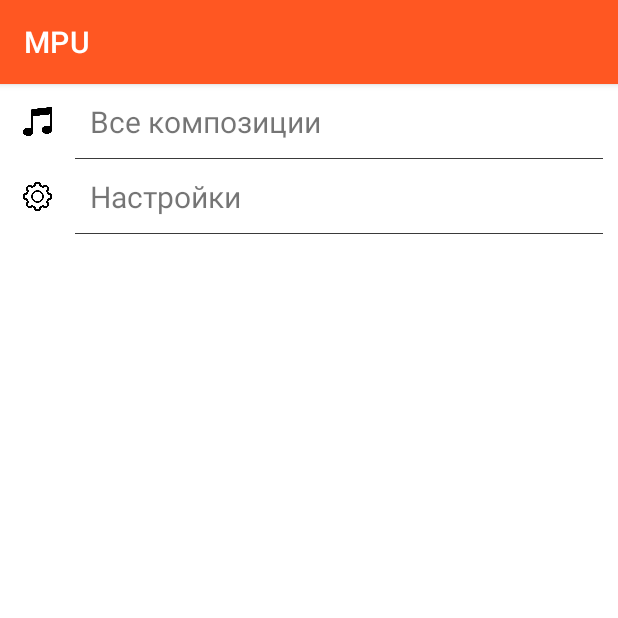
After one commit to alexandr7035/MPU, an Android app: the PlayerActivity screen opened directly, with no data from a screen before it, on a phone screen of 412 x 824 dp, the top half of it. The commit adds this screen. Run offline under Robolectric (Android 15) with nearby library versions, the phone set to English and light mode, and no system bars.

Commit message:
Create a prototype of ui

```diff
--- a/app/src/main/AndroidManifest.xml
+++ b/app/src/main/AndroidManifest.xml
@@ -9,6 +9,7 @@
         android:roundIcon="@mipmap/ic_launcher_round"
         android:supportsRtl="true"
         android:theme="@style/Theme.MPU">
+        <activity android:name=".PlayerActivity"></activity>
         <activity android:name=".MainActivity">
             <intent-filter>
                 <action android:name="android.intent.action.MAIN" />
--- /dev/null
+++ b/app/src/main/java/com/alexandr7035/mpu/PlayerActivity.kt
@@ -0,0 +1,11 @@
+package com.alexandr7035.mpu
+
+import androidx.appcompat.app.AppCompatActivity
+import android.os.Bundle
+
+class PlayerActivity : AppCompatActivity() {
+    override fun onCreate(savedInstanceState: Bundle?) {
+        super.onCreate(savedInstanceState)
+        setContentView(R.layout.activity_player)
+    }
+}
--- /dev/null
+++ b/app/src/main/res/drawable/background_menu_btn.xml
@@ -0,0 +1,20 @@
+<?xml version="1.0" encoding="utf-8"?>
+<selector xmlns:android="http://schemas.android.com/apk/res/android">
+    <item  android:state_pressed="true">
+        <shape>
+            <solid android:color="@color/gray_50"/>
+        </shape>
+    </item>
+
+    <item android:state_focused="true" >
+        <shape>
+            <solid android:color="@color/white"/>
+        </shape>
+    </item>
+
+    <item>
+        <shape>
+            <solid android:color="@color/white"/>
+        </shape>
+    </item>
+</selector>
--- /dev/null
+++ b/app/src/main/res/drawable/background_menu_item_underlined.xml
@@ -0,0 +1,50 @@
+<?xml version="1.0" encoding="utf-8"?>
+<selector xmlns:android="http://schemas.android.com/apk/res/android">
+<item  android:state_pressed="true">
+    <layer-list>
+        <item>
+            <shape android:shape="rectangle">
+                <solid android:color="#3A3A3A" />
+            </shape>
+        </item>
+
+        <item android:bottom="1dp">
+            <shape android:shape="rectangle">
+                <solid android:color="@color/gray_50" />
+            </shape>
+        </item>
+    </layer-list>
+</item>
+
+<item android:state_focused="true" >
+    <layer-list>
+        <item>
+            <shape android:shape="rectangle">
+                <solid android:color="#3A3A3A" />
+            </shape>
+        </item>
+
+        <item android:bottom="1dp">
+            <shape android:shape="rectangle">
+                <solid android:color="@color/gray_50" />
+            </shape>
+        </item>
+    </layer-list>
+</item>
+
+<item>
+    <layer-list>
+        <item>
+            <shape android:shape="rectangle">
+                <solid android:color="#3A3A3A" />
+            </shape>
+        </item>
+
+        <item android:bottom="1dp">
+            <shape android:shape="rectangle">
+                <solid android:color="@color/white" />
+            </shape>
+        </item>
+    </layer-list>
+</item>
+</selector>
--- /dev/null
+++ b/app/src/main/res/layout/activity_player.xml
@@ -0,0 +1,87 @@
+<?xml version="1.0" encoding="utf-8"?>
+<androidx.constraintlayout.widget.ConstraintLayout xmlns:android="http://schemas.android.com/apk/res/android"
+    xmlns:app="http://schemas.android.com/apk/res-auto"
+    xmlns:tools="http://schemas.android.com/tools"
+    android:layout_width="match_parent"
+    android:layout_height="match_parent"
+    tools:context=".MainActivity">
+
+    <androidx.appcompat.widget.Toolbar
+        android:id="@+id/toolbar"
+        android:layout_width="match_parent"
+        android:layout_height="wrap_content"
+        android:background="?attr/colorPrimary"
+        android:elevation="3dp"
+        android:minHeight="?attr/actionBarSize"
+        android:theme="?attr/actionBarTheme"
+        app:layout_constraintEnd_toEndOf="parent"
+        app:layout_constraintStart_toStartOf="parent"
+        app:layout_constraintTop_toTopOf="parent"
+        app:title="@string/app_name"
+        app:titleTextColor="@color/white" />
+
+    <LinearLayout
+        android:id="@+id/item_all_tracks"
+        android:layout_width="match_parent"
+        android:layout_height="50dp"
+        android:background="@drawable/background_menu_btn"
+        android:clickable="true"
+        android:gravity="center_vertical"
+        android:orientation="horizontal"
+        app:layout_constraintEnd_toEndOf="parent"
+        app:layout_constraintHorizontal_bias="0.0"
+        app:layout_constraintStart_toStartOf="parent"
+        app:layout_constraintTop_toBottomOf="@+id/toolbar">
+
+        <ImageView
+            android:layout_width="50dp"
+            android:layout_height="wrap_content"
+            android:layout_weight="0"
+            android:padding="15dp"
+            app:srcCompat="@drawable/ic_music" />
+
+        <TextView
+            android:layout_width="0dp"
+            android:layout_height="match_parent"
+            android:layout_marginRight="10dp"
+            android:layout_weight="1"
+            android:background="@drawable/background_menu_item_underlined"
+            android:gravity="left|center_vertical"
+            android:paddingLeft="10dp"
+            android:text="Все композиции"
+            android:textSize="20sp" />
+    </LinearLayout>
+
+    <LinearLayout
+        android:id="@+id/item_settings"
+        android:layout_width="match_parent"
+        android:layout_height="50dp"
+        android:background="@drawable/background_menu_btn"
+        android:clickable="true"
+        android:gravity="center_vertical"
+        android:orientation="horizontal"
+        app:layout_constraintEnd_toEndOf="parent"
+        app:layout_constraintHorizontal_bias="0.0"
+        app:layout_constraintStart_toStartOf="parent"
+        app:layout_constraintTop_toBottomOf="@+id/item_all_tracks">
+
+        <ImageView
+            android:layout_width="50dp"
+            android:layout_height="wrap_content"
+            android:layout_weight="0"
+            android:padding="15dp"
+            app:srcCompat="@drawable/ic_settings" />
+
+        <TextView
+            android:layout_width="0dp"
+            android:layout_height="match_parent"
+            android:layout_marginRight="10dp"
+            android:layout_weight="1"
+            android:background="@drawable/background_menu_item_underlined"
+            android:gravity="left|center_vertical"
+            android:paddingLeft="10dp"
+            android:text="Настройки"
+            android:textSize="20sp" />
+    </LinearLayout>
+
+</androidx.constraintlayout.widget.ConstraintLayout>
--- a/app/src/main/res/values/colors.xml
+++ b/app/src/main/res/values/colors.xml
@@ -7,4 +7,9 @@
     <color name="teal_700">#FF018786</color>
     <color name="black">#FF000000</color>
     <color name="white">#FFFFFFFF</color>
+
+    <color name="orange_500">#FF5722</color>
+    <color name="orange_600">#B53F1A</color>
+
+    <color name="gray_50">#EBEAEA</color>
 </resources>
--- a/app/src/main/res/values/themes.xml
+++ b/app/src/main/res/values/themes.xml
@@ -1,10 +1,10 @@
 <resources xmlns:tools="http://schemas.android.com/tools">
     <!-- Base application theme. -->
-    <style name="Theme.MPU" parent="Theme.MaterialComponents.DayNight.DarkActionBar">
+    <style name="Theme.MPU" parent="Theme.MaterialComponents.DayNight.NoActionBar">
         <!-- Primary brand color. -->
-        <item name="colorPrimary">@color/purple_500</item>
-        <item name="colorPrimaryVariant">@color/purple_700</item>
-        <item name="colorOnPrimary">@color/white</item>
+        <item name="colorPrimary">@color/orange_500</item>
+        <item name="colorPrimaryVariant">@color/orange_500</item>
+        <item name="colorOnPrimary">@color/black</item>
         <!-- Secondary brand color. -->
         <item name="colorSecondary">@color/teal_200</item>
         <item name="colorSecondaryVariant">@color/teal_700</item>
@@ -12,5 +12,6 @@
         <!-- Status bar color. -->
         <item name="android:statusBarColor" tools:targetApi="l">?attr/colorPrimaryVariant</item>
         <!-- Customize your theme here. -->
+
     </style>
 </resources>
```
Also changed, not shown: app/src/main/res/drawable/background_rounded_button.xml (added, +26 -0 lines), app/src/main/res/layout/activity_main.xml (+69 -6 lines), app/src/main/res/drawable/ic_music.png (added), app/src/main/res/drawable/ic_play.png (added), app/src/main/res/drawable/ic_rewind_next.png (added), app/src/main/res/drawable/ic_rewind_prev.png (added), app/src/main/res/drawable/ic_settings.png (added).
